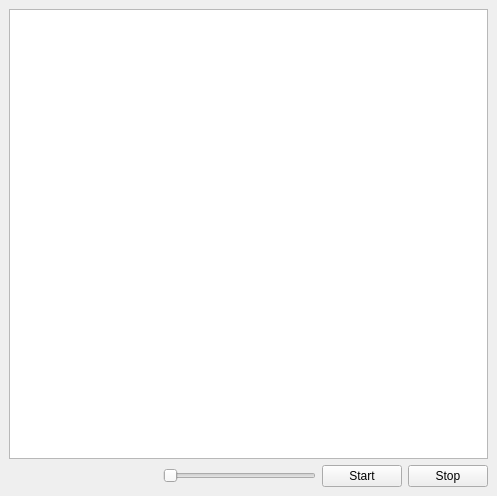
The window that mainwindow.ui (bananiwo/Game-of-Life) describes before a commit, drawn with Qt 5.
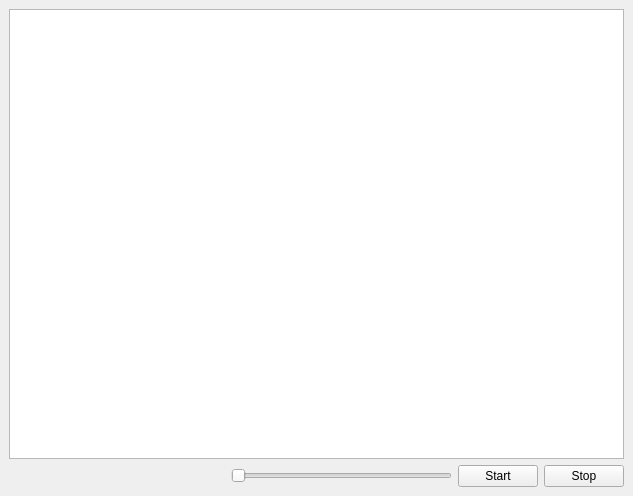
The same window after the commit.

The edit to the form file:
```diff
--- a/mainwindow.ui
+++ b/mainwindow.ui
@@ -6,7 +6,7 @@
    <rect>
     <x>0</x>
     <y>0</y>
-    <width>497</width>
+    <width>633</width>
     <height>496</height>
    </rect>
   </property>
```
